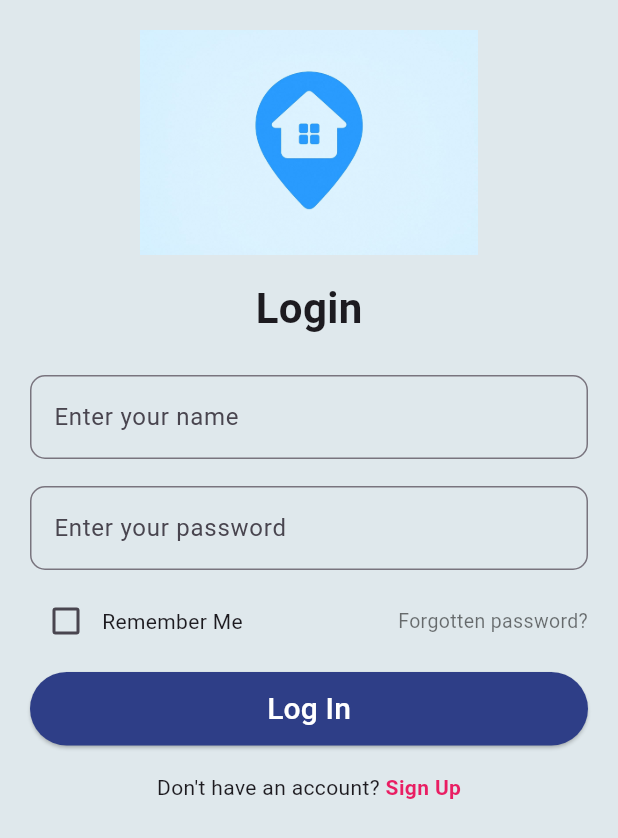
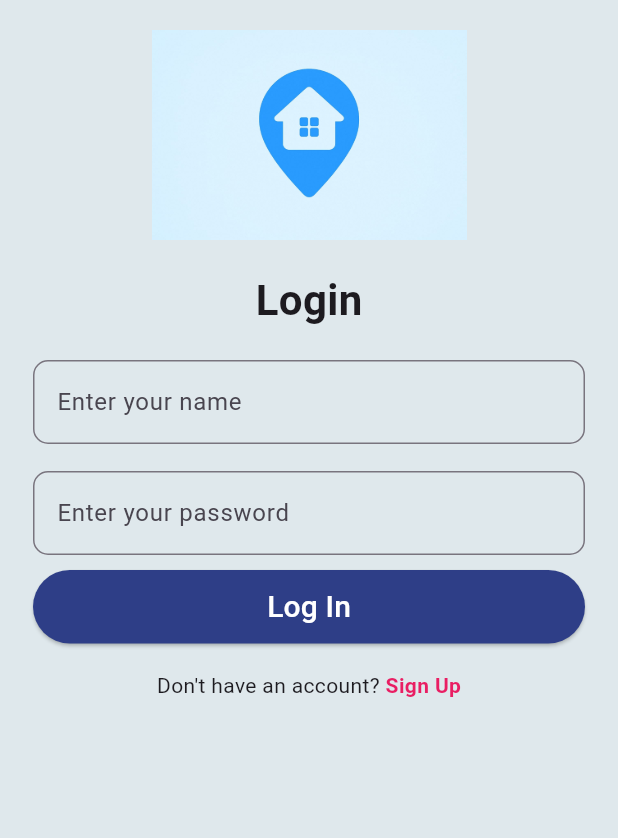
Before and after one commit to Deepa131/room_rental, a Flutter app: the screen it shows after launch, after a tap on "Login", on a phone screen of 412 x 824 dp. Shown: the top 838 px of the screen. Run offline on Flutter 3.47's test engine with Material 3 defaults, Android fonts, the phone set to English and light mode, and no system bars.

Commit message:
error solved in login and signup

```diff
--- a/lib/app.dart
+++ b/lib/app.dart
@@ -7,7 +7,7 @@ class App extends StatelessWidget {
   @override
   Widget build(BuildContext context) {
     return MaterialApp(
-    home: SignupScreen(),
+    home: SignupScreen(userRole: '',),
 
     );
   }
--- a/lib/screens/login_screen.dart
+++ b/lib/screens/login_screen.dart
@@ -5,7 +5,9 @@ import 'package:room_rental/widgets/my_textformfield.dart';
 import 'signup_screen.dart';
 
 class LoginScreen extends StatefulWidget {
-  const LoginScreen({super.key});
+  final String userRole;
+
+  const LoginScreen({super.key, required this.userRole});
 
   @override
   State<LoginScreen> createState() => _LoginScreenState();
@@ -17,10 +19,7 @@ class _LoginScreenState extends State<LoginScreen> {
   bool rememberMe = false;
 
   void loginUser() {
-    String name = nameController.text.trim();
-    String password = passwordController.text.trim();
-
-    if (name.isEmpty || password.isEmpty) {
+    if (nameController.text.isEmpty || passwordController.text.isEmpty) {
       showMySnackBar(
         context: context,
         message: "All fields are required!",
@@ -29,7 +28,7 @@ class _LoginScreenState extends State<LoginScreen> {
       return;
     }
 
-    if (password.length < 6) {
+    if (passwordController.text.length < 6) {
       showMySnackBar(
         context: context,
         message: "Password must be at least 6 characters",
@@ -38,19 +37,26 @@ class _LoginScreenState extends State<LoginScreen> {
       return;
     }
 
-    // SUCCESS
     showMySnackBar(
       context: context,
-      message: "Logged in successfully!",
+      message: "Login Successful!",
       color: Colors.green,
     );
 
     Future.delayed(const Duration(seconds: 1), () {
       if (!mounted) return;
-      // Navigator.push(
-      //   context,
-      //   MaterialPageRoute(builder: (context) => const HomeScreen()),
-      // );
+
+      // if (widget.userRole == "owner") {
+      //   Navigator.pushReplacement(
+      //     context,
+      //     MaterialPageRoute(builder: (context) => const OwnerHome()),
+      //   );
+      // } else {
+      //   Navigator.pushReplacement(
+      //     context,
+      //     MaterialPageRoute(builder: (context) => const RenterHome()),
+      //   );
+      // }
     });
   }
 
@@ -58,38 +64,27 @@ class _LoginScreenState extends State<LoginScreen> {
   Widget build(BuildContext context) {
     return Scaffold(
       backgroundColor: const Color(0xffdfe8ec),
-
       body: SafeArea(
         child: SingleChildScrollView(
-          padding: const EdgeInsets.symmetric(horizontal: 20, vertical: 10),
+          padding: const EdgeInsets.symmetric(horizontal: 22, vertical: 20),
           child: Column(
             crossAxisAlignment: CrossAxisAlignment.center,
             children: [
-              Container(
-                width: double.infinity,
-                padding: const EdgeInsets.only(top: 10),
-                child: Image.asset(
-                  "assets/images/image3.jpg",
-                  height: 150,
-                ),
-              ),
-
-              const SizedBox(height: 15),
+              Image.asset("assets/images/image3.jpg", height: 140, width: 500),
+              const SizedBox(height: 20),
 
               const Text(
                 "Login",
-                style: TextStyle(
-                  fontSize: 28,
-                  fontWeight: FontWeight.bold,
-                ),
+                style: TextStyle(fontSize: 28, fontWeight: FontWeight.bold),
               ),
 
-              const SizedBox(height: 25),
+              const SizedBox(height: 20),
 
               MyTextformfield(
                 controller: nameController,
                 labelText: "Enter your name",
                 hintText: "Enter your name",
+                isPassword: false,
               ),
 
               const SizedBox(height: 18),
@@ -97,36 +92,8 @@ class _LoginScreenState extends State<LoginScreen> {
               MyTextformfield(
                 controller: passwordController,
                 labelText: "Enter your password",
-                hintText: "Enter your password",
-              ),
-
-              const SizedBox(height: 10),
-
-              Row(
-                mainAxisAlignment: MainAxisAlignment.spaceBetween,
-                children: [
-                  Row(
-                    children: [
-                      Checkbox(
-                        value: rememberMe,
-                        onChanged: (value) {
-                          setState(() {
-                            rememberMe = value!;
-                          });
-                        },
-                      ),
-                      const Text("Remember Me"),
-                    ],
-                  ),
-
-                  const Text(
-                    "Forgotten password?",
-                    style: TextStyle(
-                      fontSize: 13,
-                      color: Colors.black54,
-                    ),
-                  ),
-                ],
+                hintText: "Password",
+                isPassword: true,
               ),
 
               const SizedBox(height: 10),
@@ -148,7 +115,9 @@ class _LoginScreenState extends State<LoginScreen> {
                       Navigator.push(
                         context,
                         MaterialPageRoute(
-                            builder: (context) => const SignupScreen()),
+                          builder: (context) =>
+                              SignupScreen(userRole: widget.userRole),
+                        ),
                       );
                     },
                     child: const Text(
@@ -160,9 +129,7 @@ class _LoginScreenState extends State<LoginScreen> {
                     ),
                   ),
                 ],
-              ),
-
-              const SizedBox(height: 20),
+              )
             ],
           ),
         ),
--- a/lib/screens/signup_screen.dart
+++ b/lib/screens/signup_screen.dart
@@ -5,7 +5,9 @@ import '../widgets/my_textformfield.dart';
 import 'login_screen.dart';
 
 class SignupScreen extends StatefulWidget {
-  const SignupScreen({super.key});
+  final String userRole;
+
+  const SignupScreen({super.key, required this.userRole});
 
   @override
   State<SignupScreen> createState() => _SignupScreenState();
@@ -70,7 +72,8 @@ class _SignupScreenState extends State<SignupScreen> {
       }
       Navigator.push(
         context,
-        MaterialPageRoute(builder: (context) => const LoginScreen()),
+        MaterialPageRoute(
+          builder: (context) => LoginScreen(userRole: widget.userRole)),
       );
     });
   }
@@ -88,10 +91,12 @@ class _SignupScreenState extends State<SignupScreen> {
             children: [
               SizedBox(height: height * 0.03),
 
-              Center(
+              Container(
+                color: const Color.fromARGB(255, 167, 197, 221),
+                height: 200,
+                width: double.infinity,
                 child: Image.asset(
                   "assets/images/image3.jpg",
-                  height: height * 0.15,
                 ),
               ),
 
@@ -125,35 +130,35 @@ class _SignupScreenState extends State<SignupScreen> {
                     MyTextformfield(
                       controller: fullNameController,
                       labelText: "Enter full name",
-                      hintText: "Full Name",
+                      hintText: "Full Name", isPassword: false,
                     ),
                     const SizedBox(height: 16),
 
                     MyTextformfield(
                       controller: phoneController,
                       labelText: "Phone Number",
-                      hintText: "98XXXXXXXX",
+                      hintText: "98XXXXXXXX", isPassword: false,
                     ),
                     const SizedBox(height: 16),
 
                     MyTextformfield(
                       controller: emailController,
                       labelText: "Email",
-                      hintText: "example@gmail.com",
+                      hintText: "example@gmail.com", isPassword: false,
                     ),
                     const SizedBox(height: 16),
 
                     MyTextformfield(
                       controller: passwordController,
                       labelText: "Password",
-                      hintText: "******",
+                      hintText: "******", isPassword: true,
                     ),
                     const SizedBox(height: 16),
 
                     MyTextformfield(
                       controller: confirmPasswordController,
                       labelText: "Confirm password",
-                      hintText: "******",
+                      hintText: "******", isPassword: true,
                     ),
                     const SizedBox(height: 24),
 
@@ -176,10 +181,10 @@ class _SignupScreenState extends State<SignupScreen> {
                   const Text("Already have an account?"),
                   GestureDetector(
                     onTap: () {
-                      Navigator.push(
-                        context,
-                        MaterialPageRoute(
-                            builder: (context) => const LoginScreen()),
+                      Navigator.push(context,
+                      MaterialPageRoute(
+                        builder: (context) => LoginScreen(userRole: widget.userRole),
+                        ),
                       );
                     },
                     child: const Text(
--- a/lib/widgets/my_textformfield.dart
+++ b/lib/widgets/my_textformfield.dart
@@ -3,7 +3,7 @@ import 'package:flutter/material.dart';
 class MyTextformfield extends StatelessWidget {
   const MyTextformfield({
     super.key,
-    required this.controller, required this.labelText, required this.hintText});
+    required this.controller, required this.labelText, required this.hintText, required bool isPassword});
 
   final TextEditingController controller;
   final String labelText;
```
Also changed, not shown: lib/screens/onboardingthree_screen.dart (+10 -23 lines), lib/widgets/role_card.dart (added, +83 -0 lines).
